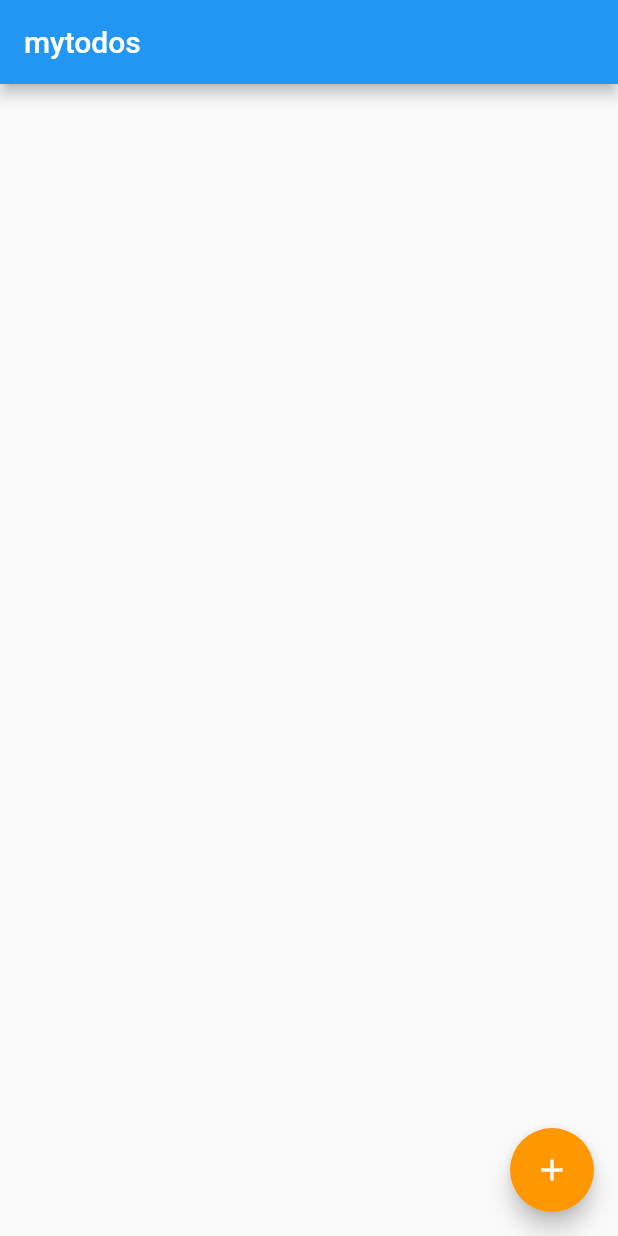
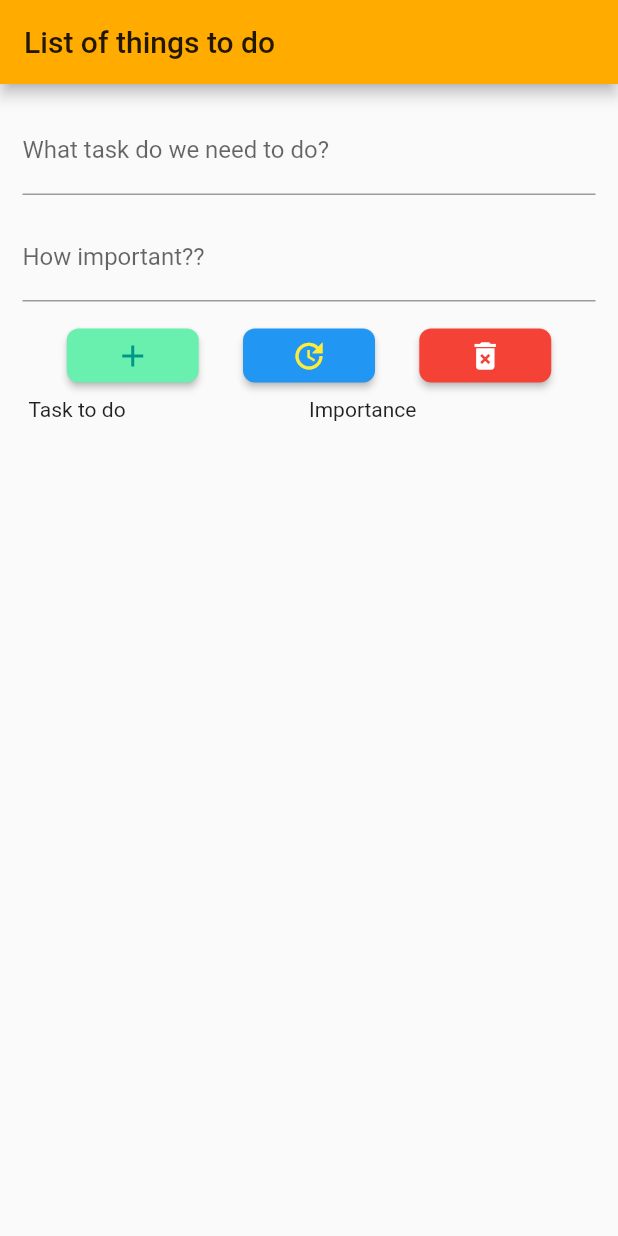
Before and after one commit to aadikapur/todo-app, a Flutter app: the screen it shows after launch, on a phone screen of 412 x 824 dp. Run offline on Flutter 3.47's test engine with Material 2 defaults, Android fonts, the phone set to English and light mode, and no system bars; our stand-ins replace cloud_firestore, firebase_core; accounts and stored records are empty.

```diff
--- a/flutter_app/lib/main.dart
+++ b/flutter_app/lib/main.dart
@@ -1,3 +1,4 @@
+import 'package:flutter/cupertino.dart';
 import 'package:flutter/material.dart';
 import 'package:cloud_firestore/cloud_firestore.dart';
 import 'package:firebase_core/firebase_core.dart';
@@ -9,8 +10,8 @@ void main() async {
     debugShowCheckedModeBanner: false,
     theme: ThemeData(
         brightness: Brightness.light,
-        primaryColor: Colors.blue,
-        accentColor: Colors.orange),
+        primaryColor: Colors.amberAccent[700],
+        accentColor: Colors.greenAccent),
     home: MyApp(),
   ));
 }
@@ -22,25 +23,49 @@ class MyApp extends StatefulWidget {
 
 class _MyAppState extends State<MyApp> {
   String todoTitle = "";
+  String selfImportance;
+
+  getTodoTitle(title) {
+    this.todoTitle = title;
+  }
+  getImportance(importance) {
+    this.selfImportance  = importance;
+  }
 
   createTodos() {
     DocumentReference documentReference =
     FirebaseFirestore.instance.collection("MyTodos").doc(todoTitle);
 
     //Map
-    Map<String, String> todos = {"todoTitle": todoTitle};
+    Map<String, dynamic> todos = {
+      "todoTitle": todoTitle,
+      "selfImportance":selfImportance};
 
     documentReference.set(todos).whenComplete(() {
       print("$todoTitle created");
     });
   }
 
-  deleteTodos(item) {
+  updateTodos() {
     DocumentReference documentReference =
-        FirebaseFirestore.instance.collection("MyTodos").doc(item);
+    FirebaseFirestore.instance.collection("MyTodos").doc(todoTitle);
+
+    //Map
+    Map<String, dynamic> todos = {
+      "todoTitle": todoTitle,
+      "selfImportance":selfImportance};
+
+    documentReference.set(todos).whenComplete(() {
+      print("$todoTitle updated");
+    });
+  }
+
+  deleteTodos() {
+    DocumentReference documentReference =
+    FirebaseFirestore.instance.collection("MyTodos").doc(todoTitle);
 
     documentReference.delete().whenComplete(() {
-      print("$item deleted");
+      print("$todoTitle deleted");
     });
   }
 
@@ -48,40 +73,77 @@ class _MyAppState extends State<MyApp> {
   Widget build(BuildContext context) {
     return Scaffold(
       appBar: AppBar(
-        title: Text("mytodos"),
+        title: Text("List of things to do"),
       ),
-      floatingActionButton: FloatingActionButton(
-        onPressed: () {
-          showDialog(
-              context: context,
-              builder: (BuildContext context) {
-                return AlertDialog(
+      body: Padding(
+        padding: EdgeInsets.all(15.0),
+        child: Column(
+          children: <Widget>[
+            Padding(padding: EdgeInsets.only(bottom:  12.0),
+              child: TextFormField(
+                decoration:  InputDecoration(
+                    labelText: "What task do we need to do?",
+                    fillColor: Colors.white70
+                ),
+                onChanged: (String todoTitle) {
+                  getTodoTitle(todoTitle);
+                },
+              ) ,
+            ),
+        Padding(padding: EdgeInsets.only(bottom:  12.0),
+          child: TextFormField(
+          decoration:  InputDecoration(
+          labelText: "How important??",
+          fillColor: Colors.white70
+          ),
+          onChanged: (String selfImportance) {
+            getImportance(selfImportance);
+          },
+          ) ,
+          ),
+            Row(
+              mainAxisAlignment: MainAxisAlignment.spaceEvenly,
+              children: <Widget>[
+                RaisedButton(
+                    color: Colors.greenAccent,
                     shape: RoundedRectangleBorder(
                         borderRadius: BorderRadius.circular(8)),
-                  title: Text("Add Todolist"),
-                  content: TextField(
-                    onChanged: (String value) {
-                      todoTitle = value;
-                    },
+                    child : Icon (
+                        Icons.add,
+                        color: Colors.teal
                     ),
-                  actions: <Widget>[
-                    FlatButton(
-                        onPressed: () {
-                          createTodos();
-
-                          Navigator.of(context).pop();
-                        },
-                        child: Text("Add"))
+                    onPressed: createTodos),
+                RaisedButton(
+                    color: Colors.blue,
+                    shape: RoundedRectangleBorder (
+                        borderRadius: BorderRadius.circular(8)),
+                    child: Icon (
+                        Icons.update,
+                        color: Colors.yellow
+                    ),
+                    onPressed: updateTodos),
+                RaisedButton(
+                    color: Colors.red,
+                    shape: RoundedRectangleBorder (
+                        borderRadius: BorderRadius.circular(8)),
+                    child: Icon(
+                        Icons.delete_forever,
+                        color: Colors.white
+                    ),
+                    onPressed: deleteTodos)
               ],
-                );
-              });
-        },
-        child: Icon(
-          Icons.add,
-          color: Colors.white,
             ),
+            Padding(padding: EdgeInsets.all(4.0),
+                child: Row (
+                  children: <Widget>[
+                    Expanded (
+                      child: Text("Task to do"),
                     ),
-      body: StreamBuilder(
+                    Expanded(
+                        child: Text("Importance"))
+                  ],
+                )),
+            StreamBuilder(
               stream: FirebaseFirestore.instance.collection("MyTodos").snapshots(),
               builder: (context, snapshots) {
                 if (snapshots.hasData) {
@@ -91,28 +153,13 @@ class _MyAppState extends State<MyApp> {
                       itemBuilder: (context, index) {
                         DocumentSnapshot documentSnapshot =
                         snapshots.data.docs[index];
-                    return Dismissible(
-                        onDismissed: (direction) {
-                          deleteTodos(documentSnapshot["todoTitle"]);
-                        },
-                        key: Key(documentSnapshot["todoTitle"]),
-                        child: Card(
-                          elevation: 4,
-                          margin: EdgeInsets.all(8),
-                          shape: RoundedRectangleBorder(
-                              borderRadius: BorderRadius.circular(8)),
-                          child: ListTile(
-                            title: Text(documentSnapshot["todoTitle"]),
-                            trailing: IconButton(
-                                icon: Icon(
-                                  Icons.delete,
-                                  color: Colors.red,
+                        return Row(
+                          children: <Widget>[
+                            Expanded(child: Text(documentSnapshot["todoTitle"]),
                             ),
-                                onPressed: () {
-                                  deleteTodos(documentSnapshot["todoTitle"]);
-                                }),
-                          ),
-                        ));
+                            Expanded(child: Text(documentSnapshot["selfImportance"])
+                            )],
+                        );
                       });
                 } else {
                   return Align(
@@ -120,7 +167,11 @@ class _MyAppState extends State<MyApp> {
                     child: CircularProgressIndicator(),
                   );
                 }
-          }),
+              },
+            )
+          ],
+        ),
+      ),
     );
   }
 }
```
Lines whose indentation alone changed are shown as unchanged.
